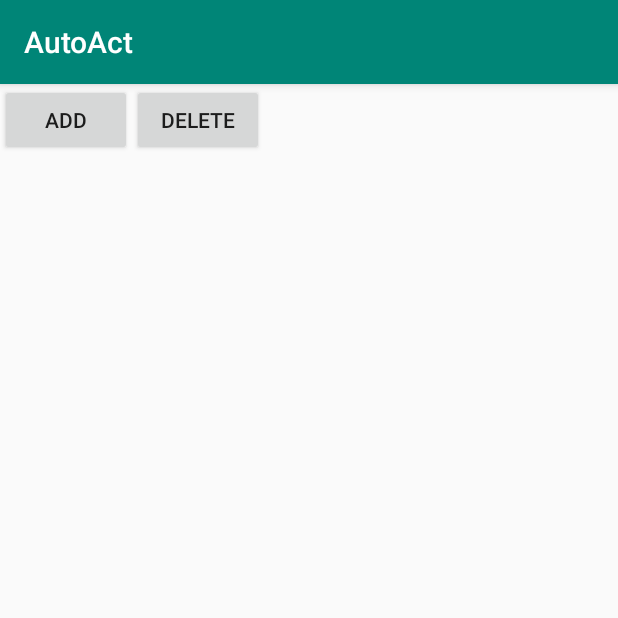
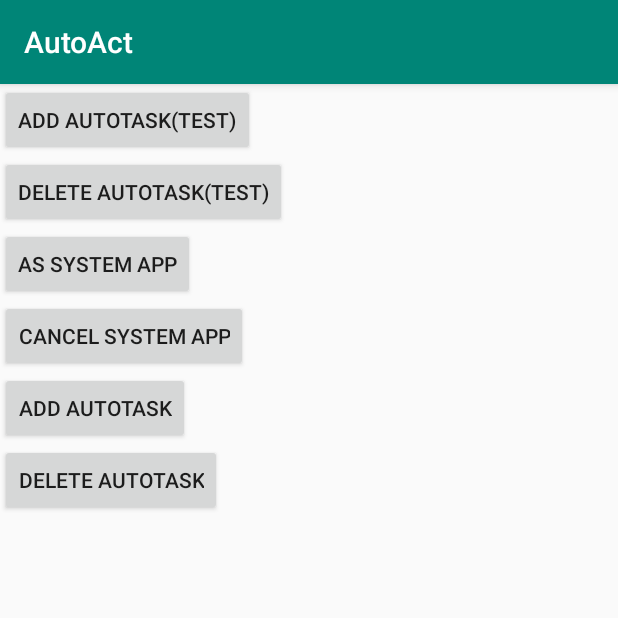
Before and after one commit to yuruxuan/AutoAct, an Android app: the screen it shows after launch (MainActivity), on a phone screen of 412 x 824 dp, the top half of it. Run offline under Robolectric (Android 15) with nearby library versions, the phone set to English and light mode, and no system bars; libraries missing offline, so code that uses them is left out: com.blankj.utilcode; 2 statements that could not run were skipped.

Commit message:
Add New Task Page

```diff
--- a/app/src/main/AndroidManifest.xml
+++ b/app/src/main/AndroidManifest.xml
@@ -20,6 +20,8 @@
             </intent-filter>
         </activity>
 
+        <activity android:name=".ui.NewAutoTaskActivity" />
+
         <service android:name=".core.AutoActService" />
 
         <receiver android:name=".core.AutoActReceiver" />
--- a/app/src/main/java/coding/yu/autoact/core/AutoTaskManager.java
+++ b/app/src/main/java/coding/yu/autoact/core/AutoTaskManager.java
@@ -50,6 +50,7 @@ public class AutoTaskManager {
         SparseArray<AutoTask> taskList = getAutoTasks();
         for (int i = 0; i < taskList.size(); i++) {
             AutoTask task = taskList.valueAt(i);
+            cancelSingleTask(task);
             setupSingleTask(task);
         }
     }
--- a/app/src/main/java/coding/yu/autoact/ui/MainActivity.java
+++ b/app/src/main/java/coding/yu/autoact/ui/MainActivity.java
@@ -1,10 +1,13 @@
 package coding.yu.autoact.ui;
 
+import android.content.Intent;
 import android.os.Bundle;
 import android.support.v7.app.AppCompatActivity;
 import android.view.View;
 
+import com.blankj.utilcode.util.AppUtils;
 import com.blankj.utilcode.util.ShellUtils;
+import com.blankj.utilcode.util.Utils;
 
 import java.util.ArrayList;
 import java.util.List;
@@ -25,7 +28,7 @@ public class MainActivity extends AppCompatActivity {
         super.onCreate(savedInstanceState);
         setContentView(R.layout.activity_main);
 
-        findViewById(R.id.button_add).setOnClickListener(new View.OnClickListener() {
+        findViewById(R.id.button_add_test).setOnClickListener(new View.OnClickListener() {
             @Override
             public void onClick(View v) {
                 List<String> cmds = new ArrayList<>();
@@ -57,17 +60,47 @@ public class MainActivity extends AppCompatActivity {
             }
         });
 
-        findViewById(R.id.button_delete).setOnClickListener(new View.OnClickListener() {
+        findViewById(R.id.button_delete_test).setOnClickListener(new View.OnClickListener() {
             @Override
             public void onClick(View v) {
-//                AutoTask autoTask = new AutoTask();
-//                autoTask.setId(1);
-//                autoTask.setName("Test");
-//                autoTask.setStartTime(System.currentTimeMillis() + 5000);
-//                autoTask.setIntervalTime(60000);
-//
-//                AutoTaskManager.getInstance().deleteTask(autoTask);
-                ShellUtils.execCmd("ls", true);
+                AutoTask autoTask = new AutoTask();
+                autoTask.setId(1);
+                autoTask.setName("Test");
+                autoTask.setStartTime(System.currentTimeMillis() + 5000);
+                autoTask.setIntervalTime(60000);
+
+                AutoTaskManager.getInstance().deleteTask(autoTask);
+            }
+        });
+
+        findViewById(R.id.button_system_app).setOnClickListener(new View.OnClickListener() {
+            @Override
+            public void onClick(View v) {
+                List<String> cmds = new ArrayList<>();
+                cmds.add("mount -o rw,remount /system");
+                cmds.add("mkdir " + "/system/app/AutoAct");
+                cmds.add("cp -f " + AppUtils.getAppPath(Utils.getApp().getPackageName()) + " /system/app/AutoAct/AutoAct.apk");
+                cmds.add("chmod 644 /system/app/AutoAct/AutoAct.apk");
+                ShellUtils.execCmd(cmds, true);
+            }
+        });
+
+        findViewById(R.id.button_uninstall).setOnClickListener(new View.OnClickListener() {
+            @Override
+            public void onClick(View v) {
+//                AppUtils.uninstallApp(Utils.getApp().getPackageName());
+
+                List<String> cmds = new ArrayList<>();
+                cmds.add("mount -o rw,remount /system");
+                cmds.add("rm -rf /system/app/AutoAct");
+                ShellUtils.execCmd(cmds, true);
+            }
+        });
+
+        findViewById(R.id.button_add_task).setOnClickListener(new View.OnClickListener() {
+            @Override
+            public void onClick(View v) {
+                startActivity(new Intent(MainActivity.this, NewAutoTaskActivity.class));
             }
         });
 
--- a/app/src/main/res/layout/activity_main.xml
+++ b/app/src/main/res/layout/activity_main.xml
@@ -2,18 +2,43 @@
 <LinearLayout xmlns:android="http://schemas.android.com/apk/res/android"
     android:layout_width="match_parent"
     android:layout_height="match_parent"
-    android:orientation="horizontal">
+    android:orientation="vertical">
 
     <Button
-        android:id="@+id/button_add"
+        android:id="@+id/button_add_test"
         android:layout_width="wrap_content"
         android:layout_height="wrap_content"
-        android:text="Add" />
+        android:text="Add AutoTask(Test)" />
 
     <Button
-        android:id="@+id/button_delete"
+        android:id="@+id/button_delete_test"
         android:layout_width="wrap_content"
         android:layout_height="wrap_content"
-        android:text="Delete" />
+        android:text="Delete AutoTask(Test)" />
+
+
+    <Button
+        android:id="@+id/button_system_app"
+        android:layout_width="wrap_content"
+        android:layout_height="wrap_content"
+        android:text="As System App" />
+
+    <Button
+        android:id="@+id/button_uninstall"
+        android:layout_width="wrap_content"
+        android:layout_height="wrap_content"
+        android:text="Cancel System App" />
+
+    <Button
+        android:id="@+id/button_add_task"
+        android:layout_width="wrap_content"
+        android:layout_height="wrap_content"
+        android:text="Add AutoTask" />
+
+    <Button
+        android:id="@+id/button_delete_task"
+        android:layout_width="wrap_content"
+        android:layout_height="wrap_content"
+        android:text="Delete AutoTask" />
 
 </LinearLayout>
--- a/app/src/main/res/values/colors.xml
+++ b/app/src/main/res/values/colors.xml
@@ -2,5 +2,5 @@
 <resources>
     <color name="colorPrimary">#008577</color>
     <color name="colorPrimaryDark">#00574B</color>
-    <color name="colorAccent">#D81B60</color>
+    <color name="colorAccent">#008577</color>
 </resources>
```
Also changed, not shown: app/src/main/java/coding/yu/autoact/ui/NewAutoTaskActivity.java (added, +123 -0 lines), app/src/main/java/coding/yu/autoact/widget/SimpleSettingView.java (added, +67 -0 lines), app/src/main/res/layout/activity_new_auto_task.xml (added, +53 -0 lines), app/src/main/res/menu/menu_new_auto_task.xml (added, +10 -0 lines), app/src/main/res/values/strings.xml (+7 -0 lines).
